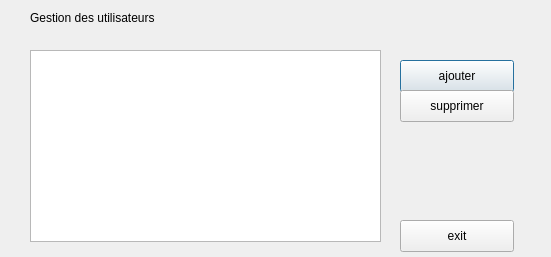
The window that usermanager.ui (abdeljalilanane/Innovative-Hotel-Manager) describes before a commit, drawn with Qt 5.
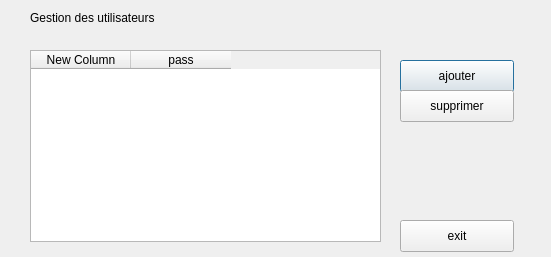
The same window after the commit.

What changed in the file:
```diff
--- a/usermanager.ui
+++ b/usermanager.ui
@@ -74,6 +74,16 @@
      <height>192</height>
     </rect>
    </property>
+   <column>
+    <property name="text">
+     <string>New Column</string>
+    </property>
+   </column>
+   <column>
+    <property name="text">
+     <string>pass</string>
+    </property>
+   </column>
   </widget>
  </widget>
  <resources/>
```
